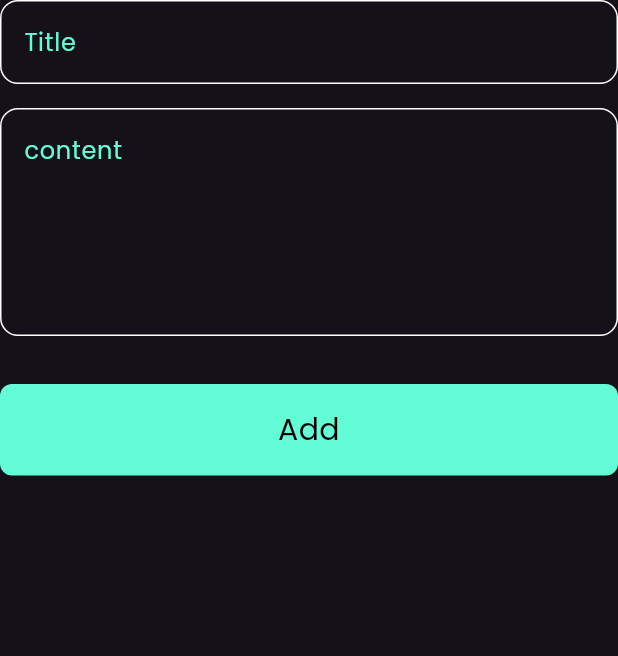
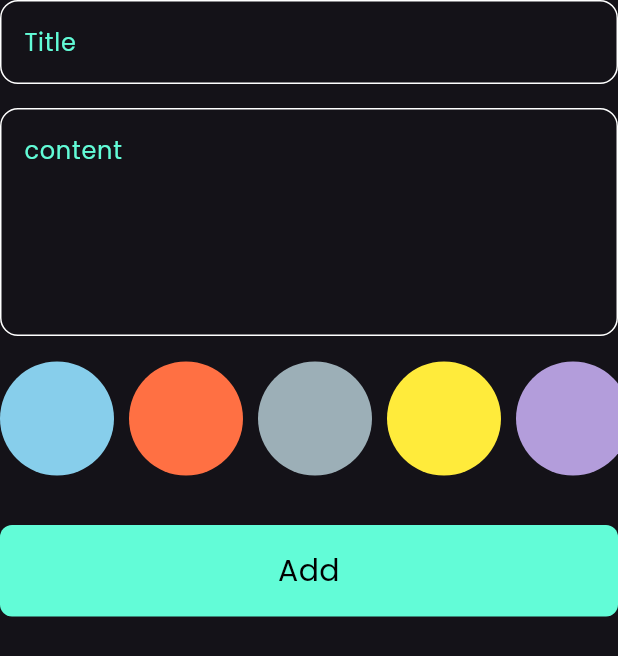
Before and after one commit to As-tra/notes_app, a Flutter app: the AddNoteForm widget shown alone on an empty page, opened directly, on a phone screen of 412 x 824 dp. Shown: the top 656 px of the screen. Run offline on Flutter 3.47's test engine with Material 3 defaults, Android fonts, the phone set to English and light mode, and no system bars; our stand-ins replace flutter_bloc, font_awesome_flutter, hive, hive_flutter, lottie; accounts and stored records are empty.

Commit message:
creates colors list view

```diff
--- a/lib/constants.dart
+++ b/lib/constants.dart
@@ -2,3 +2,12 @@ import 'package:flutter/material.dart';
 
 const kPrimaryColor = Color(0xFF62FCD7);
 const kNotesBox = 'notes_box';
+
+const List<Color> kNoteColors = [
+  Color(0xFF87CEEB),
+  Color(0xFFFF7043),
+  Color(0xFF9CAFB7),
+  Color(0xFFFFEB3B),
+  Color(0xFFB39DDB),
+  Color(0xFFFFC1CC),
+];
--- a/lib/widgets/add_note_form.dart
+++ b/lib/widgets/add_note_form.dart
@@ -3,6 +3,7 @@ import 'package:flutter_bloc/flutter_bloc.dart';
 import 'package:note_offline/cubits/addNoteCubit/add_note_cubit.dart';
 import 'package:note_offline/cubits/notesCubit/notes_cubit.dart';
 import 'package:note_offline/models/note_model.dart';
+import 'package:note_offline/widgets/colors_list_view.dart';
 import 'package:note_offline/widgets/custom_button.dart';
 import 'package:note_offline/widgets/custom_text_field.dart';
 
@@ -44,6 +45,10 @@ class _AddNoteFormState extends State<AddNoteForm> {
             },
           ),
           const SizedBox(
+            height: 16,
+          ),
+          const ColorsListView(),
+          const SizedBox(
             height: 32,
           ),
           BlocBuilder<AddNoteCubit, AddNoteState>(
--- /dev/null
+++ b/lib/widgets/color_item.dart
@@ -0,0 +1,20 @@
+import 'package:flutter/material.dart';
+
+class ColorItem extends StatelessWidget {
+  const ColorItem({
+    super.key,
+    required this.color,
+  });
+  final Color color;
+
+  @override
+  Widget build(BuildContext context) {
+    return Container(
+      padding: const EdgeInsets.only(right: 10),
+      child: CircleAvatar(
+        radius: 38,
+        backgroundColor: color,
+      ),
+    );
+  }
+}
--- /dev/null
+++ b/lib/widgets/colors_list_view.dart
@@ -0,0 +1,25 @@
+import 'package:flutter/material.dart';
+import 'package:note_offline/constants.dart';
+import 'package:note_offline/widgets/color_item.dart';
+
+class ColorsListView extends StatelessWidget {
+  const ColorsListView({
+    super.key,
+  });
+
+  @override
+  Widget build(BuildContext context) {
+    return SizedBox(
+      height: 78,
+      child: ListView.builder(
+        scrollDirection: Axis.horizontal,
+        itemCount: kNoteColors.length,
+        itemBuilder: (context, index) {
+          return ColorItem(
+            color: kNoteColors[index],
+          );
+        },
+      ),
+    );
+  }
+}
```
